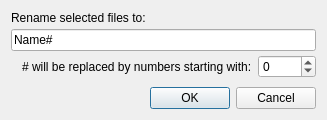
Above: pcmanfm/bulk-rename.ui from lxqt/pcmanfm-qt before the change. Below: the same form after it.
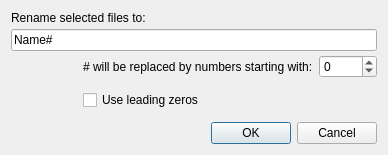
That is the form after the change.

Commit message: Add checkbox for renaming with leading zeros

Patch:
```diff
--- a/pcmanfm/bulk-rename.ui
+++ b/pcmanfm/bulk-rename.ui
@@ -2,6 +2,14 @@
 <ui version="4.0">
  <class>BulkRenameDialog</class>
  <widget class="QDialog" name="BulkRenameDialog">
+  <property name="geometry">
+   <rect>
+    <x>0</x>
+    <y>0</y>
+    <width>388</width>
+    <height>155</height>
+   </rect>
+  </property>
   <property name="windowTitle">
    <string>Bulk Rename</string>
   </property>
@@ -85,6 +93,13 @@
      </property>
     </widget>
    </item>
+   <item row="3" column="1">
+    <widget class="QCheckBox" name="leadingZeros">
+     <property name="text">
+      <string>Use leading zeros</string>
+     </property>
+    </widget>
+   </item>
   </layout>
  </widget>
  <resources/>
```
